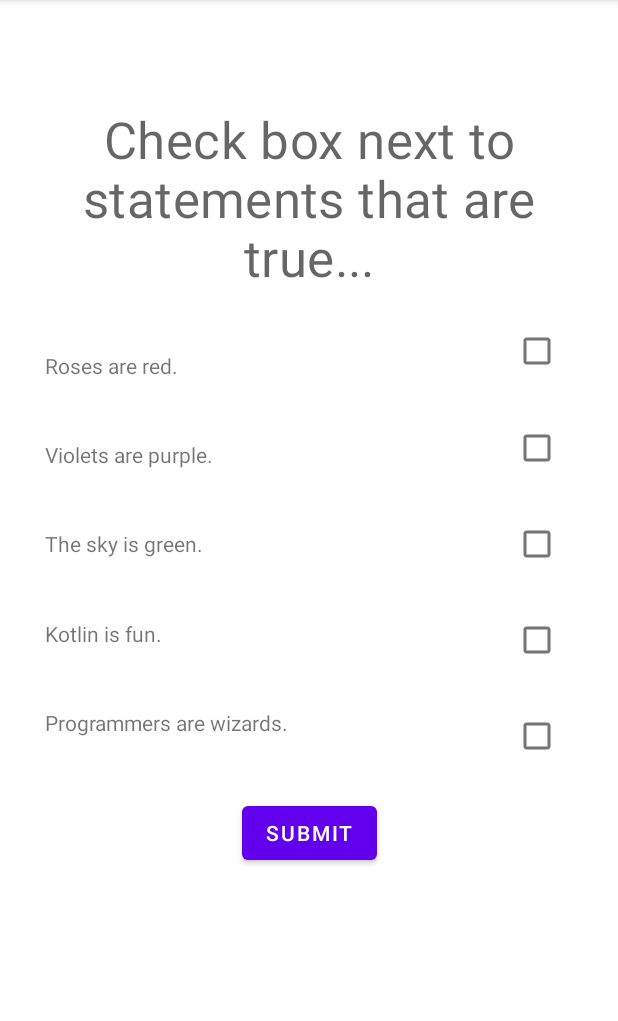
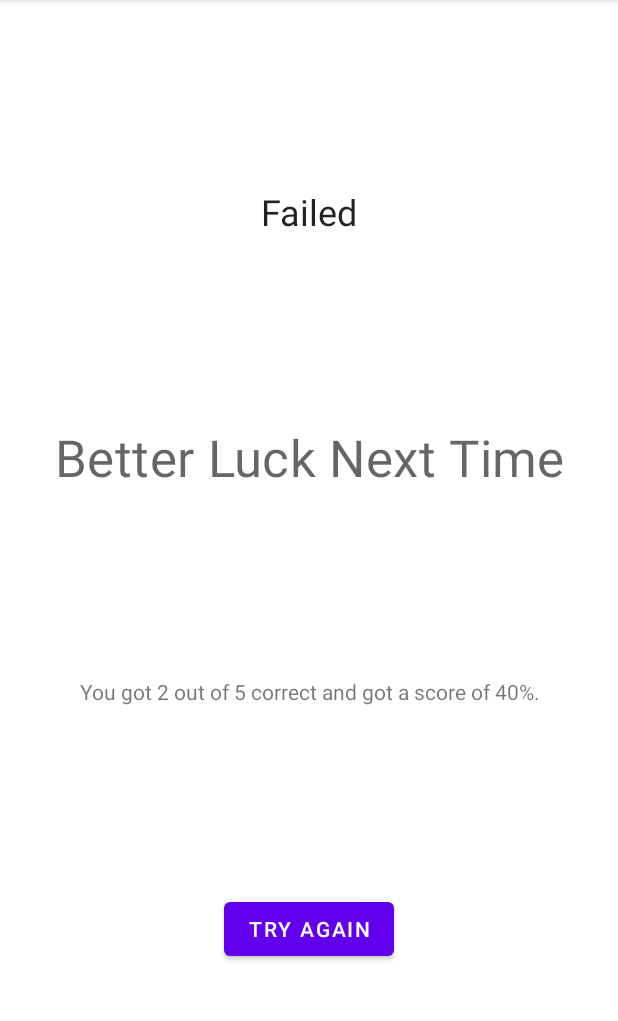
Before and after one commit to blackjf85/QuizApp, an Android app: the fragment QuizFragment placed in its activity, after a tap on "SUBMIT", on a phone screen of 412 x 824 dp, the part 84-1105 px from its top. Run offline under Robolectric (Android 15) with nearby library versions, the phone set to English and light mode, and no system bars.

```diff
--- a/app/src/main/java/com/example/quizapp/view/QuizFragment.kt
+++ b/app/src/main/java/com/example/quizapp/view/QuizFragment.kt
@@ -6,6 +6,7 @@ import android.view.View
 import android.view.ViewGroup
 import androidx.fragment.app.Fragment
 import androidx.lifecycle.ViewModelProvider
+import com.example.quizapp.R
 import com.example.quizapp.databinding.FragmentQuizBinding
 import com.example.quizapp.viewmodel.QuizViewModel
 
@@ -47,6 +48,12 @@ class QuizFragment: Fragment() {
                     correctCount += 1
                 }
                 viewModel.addCorrect(correctCount)
+
+                val bundle = Bundle()
+                parentFragmentManager.beginTransaction()
+                    .replace(R.id.countFragment, ResultsFragment::class.java, bundle)
+                    .addToBackStack(null)
+                    .commit()
             }
         }
     }
--- a/app/src/main/java/com/example/quizapp/view/ResultsFragment.kt
+++ b/app/src/main/java/com/example/quizapp/view/ResultsFragment.kt
@@ -1,6 +1,74 @@
 package com.example.quizapp.view
 
+import android.annotation.SuppressLint
+import android.os.Bundle
+import android.view.LayoutInflater
+import android.view.View
+import android.view.ViewGroup
 import androidx.fragment.app.Fragment
+import androidx.lifecycle.LifecycleOwner
+import androidx.lifecycle.ViewModelProvider
+import com.example.quizapp.R
+import com.example.quizapp.databinding.FragmentResultsBinding
+import com.example.quizapp.viewmodel.QuizViewModel
 
 class ResultsFragment: Fragment() {
+    private var _binding: FragmentResultsBinding? = null
+    private val binding: FragmentResultsBinding get() = _binding!!
+
+    private lateinit var viewModel: QuizViewModel
+
+    override fun onCreateView(
+        inflater: LayoutInflater,
+        container: ViewGroup?,
+        savedInstanceState: Bundle?
+    ): View {
+        _binding = FragmentResultsBinding.inflate(inflater, container, false)
+        return binding.root
+    }
+
+    @SuppressLint("SetTextI18n")
+    override fun onViewCreated(view: View, savedInstanceState: Bundle?) {
+        super.onViewCreated(view, savedInstanceState)
+        viewModel = ViewModelProvider(requireActivity())[QuizViewModel::class.java]
+        with(binding) {
+            viewModel.numCorrect.observe(viewLifecycleOwner) { count ->
+
+                val score: String = when(count){
+                    5 -> "100%"
+                    4 -> "80%"
+                    3 -> "60%"
+                    2 -> "40%"
+                    1 -> "20%"
+                    else -> "0%"
+                }
+
+                if(count >= 4){
+                    resultsHeadingTv.text = "Passed"
+                    resultTv.text = "Congratulations"
+                    againBtn.text = "Again"
+                }else{
+                    resultsHeadingTv.text = "Failed"
+                    resultTv.text = "Better Luck Next Time"
+                    againBtn.text = "Try Again"
+                }
+                scoreTv.text = "You got $count out of 5 correct and got a score of $score."
+            }
+
+            againBtn.setOnClickListener {
+                viewModel.addCorrect(0)
+                val bundle = Bundle()
+                parentFragmentManager.beginTransaction()
+                    .replace(R.id.countFragment, StartFragment::class.java, bundle)
+                    .addToBackStack(null)
+                    .commit()
+            }
+        }
+    }
+
+
+    override fun onDestroy() {
+        super.onDestroy()
+        _binding = null
+    }
 }
--- a/app/src/main/java/com/example/quizapp/viewmodel/QuizViewModel.kt
+++ b/app/src/main/java/com/example/quizapp/viewmodel/QuizViewModel.kt
@@ -10,7 +10,7 @@ class QuizViewModel: ViewModel() {
     val numCorrect: LiveData<Int> get() = _numCorrect
 
     fun addCorrect(num: Int){
-        val numCorrect = numCorrect.value
+        _numCorrect.value = num
     }
 
 }
--- a/app/src/main/res/layout/fragment_results.xml
+++ b/app/src/main/res/layout/fragment_results.xml
@@ -11,19 +11,19 @@
         android:layout_width="0sp"
         android:layout_height="wrap_content"
         android:gravity="center"
-        android:textAppearance="@style/TextAppearance.MaterialComponents.Headline4"
+        android:textAppearance="@style/TextAppearance.MaterialComponents.Headline5"
         app:layout_constraintTop_toTopOf="parent"
         app:layout_constraintBottom_toTopOf="@id/resultTv"
         app:layout_constraintStart_toStartOf="parent"
         app:layout_constraintEnd_toEndOf="parent"
-        android:text="Results"
-        app:layout_constraintVertical_chainStyle="packed"/>
+        tools:text="Results"/>
 
     <com.google.android.material.textview.MaterialTextView
         android:id="@+id/resultTv"
         android:layout_width="0sp"
         android:layout_height="wrap_content"
         android:gravity="center"
+        android:textAppearance="@style/TextAppearance.MaterialComponents.Headline4"
         app:layout_constraintTop_toBottomOf="@id/resultsHeadingTv"
         app:layout_constraintBottom_toTopOf="@id/scoreTv"
         app:layout_constraintStart_toStartOf="parent"
@@ -49,7 +49,7 @@
         app:layout_constraintBottom_toBottomOf="parent"
         app:layout_constraintStart_toStartOf="parent"
         app:layout_constraintEnd_toEndOf="parent"
-        android:text="Try Again"/>
+        android:text="@string/play_again"/>
 
 
 </androidx.constraintlayout.widget.ConstraintLayout>
--- a/app/src/main/res/values/strings.xml
+++ b/app/src/main/res/values/strings.xml
@@ -7,4 +7,5 @@
     <string name="question_3_text">The sky is green.</string>
     <string name="question_4_text">Kotlin is fun.</string>
     <string name="question_5_text">Programmers are wizards.</string>
+    <string name="play_again">Play Again</string>
 </resources>
```
